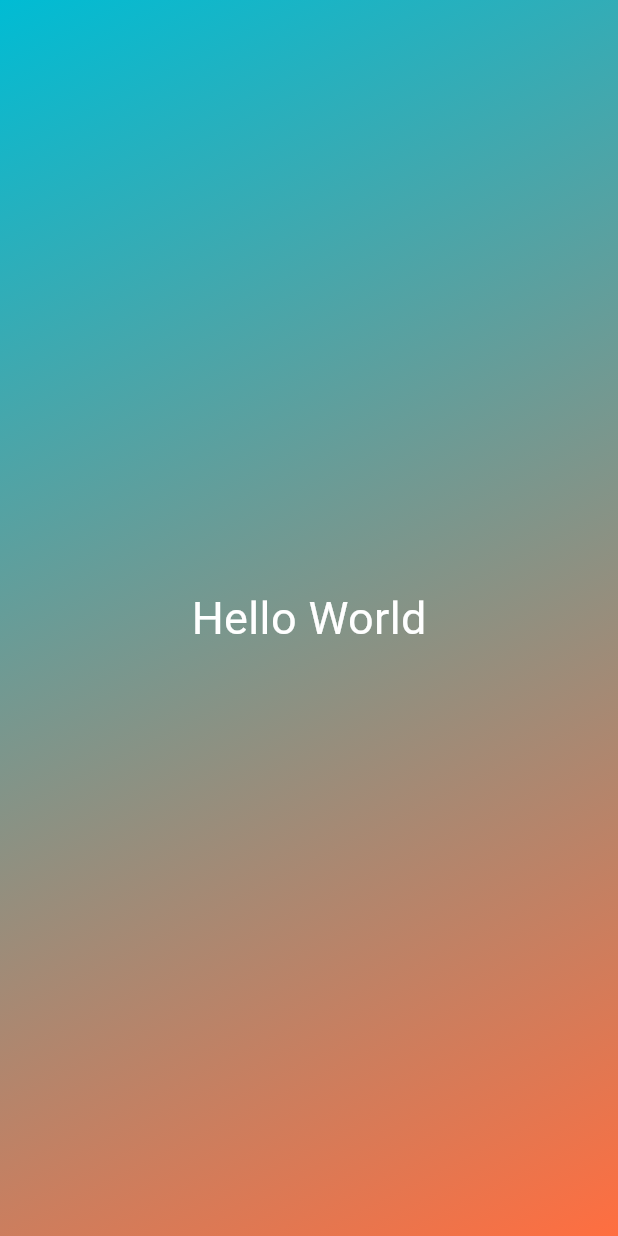
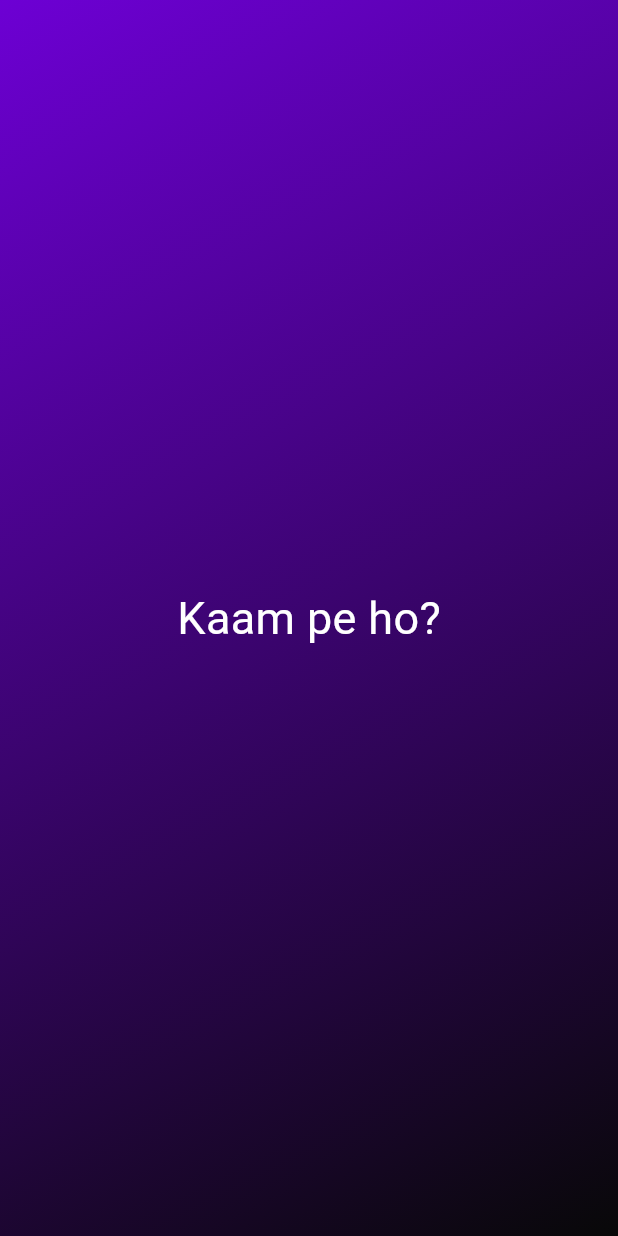
Before and after one commit to babarbahadur/flutter_basics, a Flutter app: the screen it shows after launch, on a phone screen of 412 x 824 dp. Run offline on Flutter 3.47's test engine with Material 3 defaults, Android fonts, the phone set to English and light mode, and no system bars; Roboto replaces fonts that are missing (creditCardExpirationDate).

Commit message:
Colour const added as variable for Gradient component

```diff
--- a/lib/gradient_container.dart
+++ b/lib/gradient_container.dart
@@ -2,18 +2,20 @@ import 'package:flutter/material.dart';
 import 'package:first_app/text_component.dart';
 
 class GradientContainer extends StatelessWidget {
-  const GradientContainer({super.key});
+  const GradientContainer({super.key, required this.colorList});
+
+  final List<Color> colorList;
 
   @override
   Widget build(context) {
     return Container(
-        decoration: const BoxDecoration(
+        decoration: BoxDecoration(
           gradient: LinearGradient(
-            colors: [Colors.cyan, Colors.deepOrangeAccent],
+            colors: colorList,
             begin: Alignment.topLeft,
             end: Alignment.bottomRight,
           ),
         ),
-        child: const Center(child: TextComponent()));
+        child: const Center(child: TextComponent('Kaam pe ho?')));
   }
 }
--- a/lib/main.dart
+++ b/lib/main.dart
@@ -3,7 +3,13 @@ import 'package:first_app/gradient_container.dart';
 
 void main() {
   runApp(const MaterialApp(
-    home: Scaffold(body: GradientContainer()),
+    home: Scaffold(
+        body: GradientContainer(
+      colorList: [
+        Color.fromARGB(255, 109, 0, 212),
+        Color.fromARGB(255, 8, 8, 8)
+      ],
+    )),
   ));
 }
 
--- a/lib/text_component.dart
+++ b/lib/text_component.dart
@@ -1,12 +1,14 @@
 import 'package:flutter/material.dart';
 
 class TextComponent extends StatelessWidget {
-  const TextComponent({super.key});
+  const TextComponent(this.title, {super.key});
+
+  final String title;
 
   @override
   Widget build(context) {
-    return const Text('Hello World',
-        style: TextStyle(
+    return Text(title,
+        style: const TextStyle(
             fontFamily: AutofillHints.creditCardExpirationDate,
             color: Colors.white,
             fontSize: 30));
```
